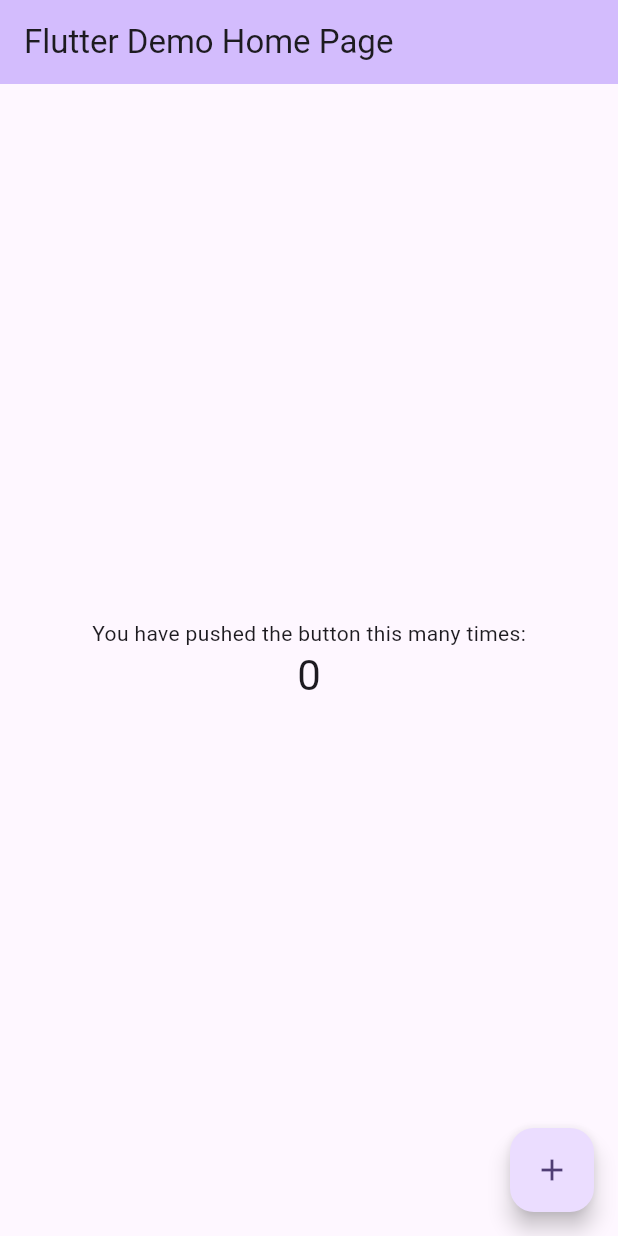
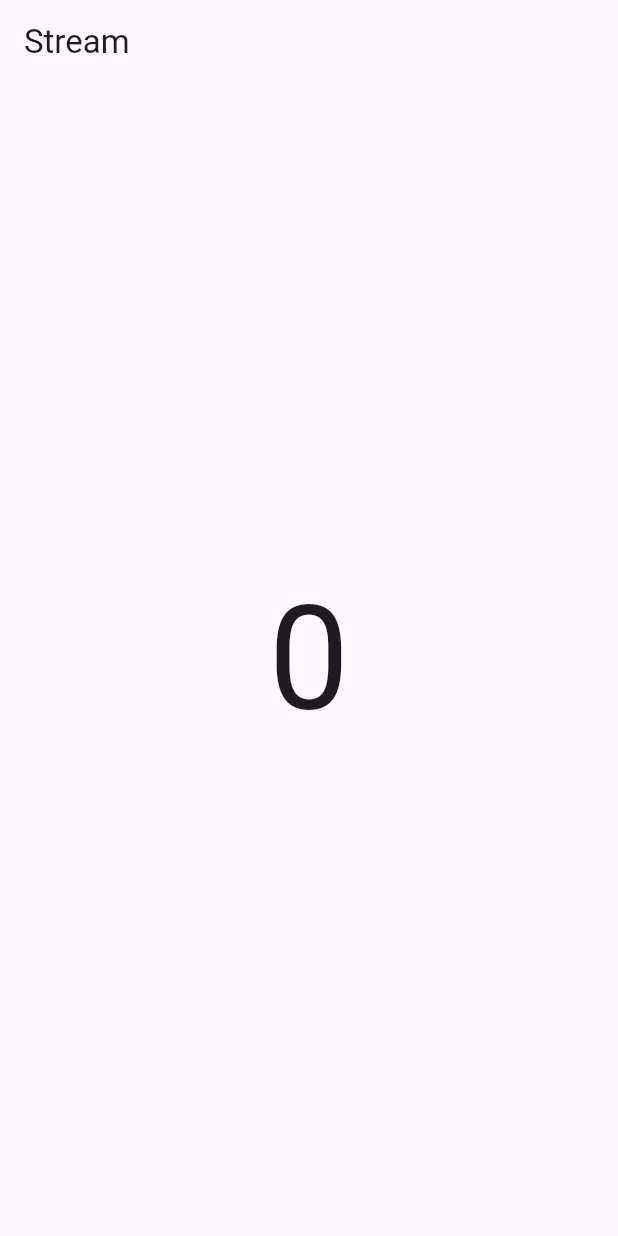
Before and after one commit to tyasenj/streambuilder_tyase, a Flutter app: the screen it shows after launch, on a phone screen of 412 x 824 dp. Run offline on Flutter 3.47's test engine with Material 3 defaults, Android fonts, the light colour scheme and no system bars.

Commit message:
W12: Jawaban Soal 12

```diff
--- a/lib/main.dart
+++ b/lib/main.dart
@@ -1,4 +1,5 @@
 import 'package:flutter/material.dart';
+import 'stream.dart'; // Pastikan file stream.dart sudah ada dan berfungsi dengan baik
 
 void main() {
   runApp(const MyApp());
@@ -7,117 +8,60 @@ void main() {
 class MyApp extends StatelessWidget {
   const MyApp({super.key});
 
-  // This widget is the root of your application.
   @override
   Widget build(BuildContext context) {
     return MaterialApp(
-      title: 'Flutter Demo',
-      theme: ThemeData(
-        // This is the theme of your application.
-        //
-        // TRY THIS: Try running your application with "flutter run". You'll see
-        // the application has a purple toolbar. Then, without quitting the app,
-        // try changing the seedColor in the colorScheme below to Colors.green
-        // and then invoke "hot reload" (save your changes or press the "hot
-        // reload" button in a Flutter-supported IDE, or press "r" if you used
-        // the command line to start the app).
-        //
-        // Notice that the counter didn't reset back to zero; the application
-        // state is not lost during the reload. To reset the state, use hot
-        // restart instead.
-        //
-        // This works for code too, not just values: Most code changes can be
-        // tested with just a hot reload.
-        colorScheme: ColorScheme.fromSeed(seedColor: Colors.deepPurple),
-        useMaterial3: true,
-      ),
-      home: const MyHomePage(title: 'Flutter Demo Home Page'),
+      title: 'Stream',
+      theme: ThemeData(primarySwatch: Colors.deepPurple),
+      home: const StreamHomePage(),
     );
   }
 }
 
-class MyHomePage extends StatefulWidget {
-  const MyHomePage({super.key, required this.title});
-
-  // This widget is the home page of your application. It is stateful, meaning
-  // that it has a State object (defined below) that contains fields that affect
-  // how it looks.
-
-  // This class is the configuration for the state. It holds the values (in this
-  // case the title) provided by the parent (in this case the App widget) and
-  // used by the build method of the State. Fields in a Widget subclass are
-  // always marked "final".
-
-  final String title;
+class StreamHomePage extends StatefulWidget {
+  const StreamHomePage({super.key});
 
   @override
-  State<MyHomePage> createState() => _MyHomePageState();
+  State<StreamHomePage> createState() => _StreamHomePageState();
 }
 
-class _MyHomePageState extends State<MyHomePage> {
-  int _counter = 0;
+class _StreamHomePageState extends State<StreamHomePage> {
+  late Stream<int> numberStream; // Mendeklarasikan stream angka
 
-  void _incrementCounter() {
-    setState(() {
-      // This call to setState tells the Flutter framework that something has
-      // changed in this State, which causes it to rerun the build method below
-      // so that the display can reflect the updated values. If we changed
-      // _counter without calling setState(), then the build method would not be
-      // called again, and so nothing would appear to happen.
-      _counter++;
-    });
+  @override
+  void initState() {
+    super.initState(); // Memanggil initState dari kelas induk
+    numberStream = NumberStream().getNumbers(); // Inisialisasi numberStream
   }
 
   @override
   Widget build(BuildContext context) {
-    // This method is rerun every time setState is called, for instance as done
-    // by the _incrementCounter method above.
-    //
-    // The Flutter framework has been optimized to make rerunning build methods
-    // fast, so that you can just rebuild anything that needs updating rather
-    // than having to individually change instances of widgets.
     return Scaffold(
-      appBar: AppBar(
-        // TRY THIS: Try changing the color here to a specific color (to
-        // Colors.amber, perhaps?) and trigger a hot reload to see the AppBar
-        // change color while the other colors stay the same.
-        backgroundColor: Theme.of(context).colorScheme.inversePrimary,
-        // Here we take the value from the MyHomePage object that was created by
-        // the App.build method, and use it to set our appbar title.
-        title: Text(widget.title),
+      appBar: AppBar(title: const Text('Stream')),
+      body: StreamBuilder<int>(
+        stream: numberStream,
+        initialData: 0,
+        builder: (context, snapshot) {
+          if (snapshot.hasError) {
+            return Center(
+              child: Text(
+                'Error: ${snapshot.error}',
+                style: const TextStyle(fontSize: 24, color: Colors.red),
+              ),
+            );
+          }
+          if (snapshot.hasData) {
+            return Center(
+              child: Text(
+                snapshot.data.toString(),
+                style: const TextStyle(fontSize: 96),
+              ),
+            );
+          } else {
+            return const Center(child: CircularProgressIndicator());
+          }
+        },
       ),
-      body: Center(
-        // Center is a layout widget. It takes a single child and positions it
-        // in the middle of the parent.
-        child: Column(
-          // Column is also a layout widget. It takes a list of children and
-          // arranges them vertically. By default, it sizes itself to fit its
-          // children horizontally, and tries to be as tall as its parent.
-          //
-          // Column has various properties to control how it sizes itself and
-          // how it positions its children. Here we use mainAxisAlignment to
-          // center the children vertically; the main axis here is the vertical
-          // axis because Columns are vertical (the cross axis would be
-          // horizontal).
-          //
-          // TRY THIS: Invoke "debug painting" (choose the "Toggle Debug Paint"
-          // action in the IDE, or press "p" in the console), to see the
-          // wireframe for each widget.
-          mainAxisAlignment: MainAxisAlignment.center,
-          children: <Widget>[
-            const Text('You have pushed the button this many times:'),
-            Text(
-              '$_counter',
-              style: Theme.of(context).textTheme.headlineMedium,
-            ),
-          ],
-        ),
-      ),
-      floatingActionButton: FloatingActionButton(
-        onPressed: _incrementCounter,
-        tooltip: 'Increment',
-        child: const Icon(Icons.add),
-      ), // This trailing comma makes auto-formatting nicer for build methods.
     );
   }
 }
--- /dev/null
+++ b/lib/stream.dart
@@ -0,0 +1,12 @@
+import 'dart:async';
+import 'dart:math';
+
+class NumberStream {
+  Stream<int> getNumbers() async* {
+    yield* Stream.periodic(const Duration(seconds: 1), (int t) {
+      Random random = Random();
+      int myNum = random.nextInt(10);
+      return myNum;
+    });
+  }
+}
```
Also changed, not shown: assets/gambar_1.jpg (added), assets/gambar_2.jpg (added), assets/gambar_3.jpg (added), assets/gambar_4.jpg (added), assets/gambar_5.jpg (added), assets/gambar_6.jpg (added), assets/gambar_7.gif (added), 1 other file.
